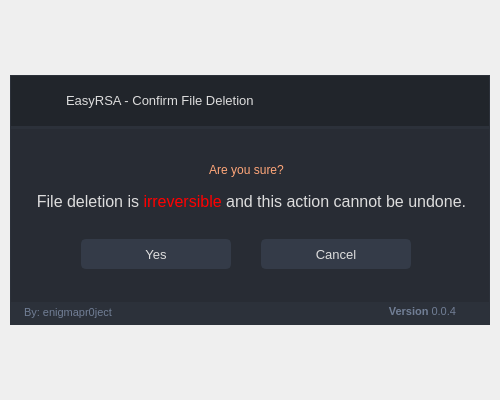
First picture: the form in UI/newConfirmDelete.ui, repository ameasere/EasyRSA, before the edit.
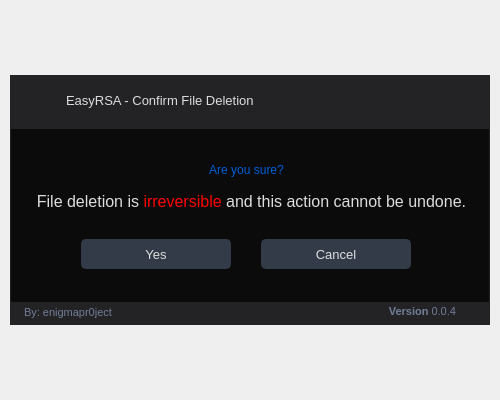
Second picture: the form after the edit. Icons and pictures are not drawn.

The edit to the form file:
```diff
--- a/UI/newConfirmDelete.ui
+++ b/UI/newConfirmDelete.ui
@@ -60,27 +60,27 @@
 
 /* /////////////////////////////////////////////////////////////////////////////////////////////////
 Bg App */
-#bgApp {	
-	background-color: rgb(40, 44, 52);
-	border: 1px solid rgb(44, 49, 58);
+#bgApp {
+	background-color: rgb(11,11,11);
+	border: 1px solid rgb(35,35,38);
 }
 
 /* /////////////////////////////////////////////////////////////////////////////////////////////////
 Left Menu */
-#leftMenuBg {	
-	background-color: rgb(33, 37, 43);
+#leftMenuBg {
+	background-color: rgb(35,35,38);
 }
 #topLogo {
-	background-color: rgb(33, 37, 43);
+	background-color: rgb(35,35,38);
 	background-image: url(:/images/images/images/RSA30x30.png);
 	background-position: center;
 	background-repeat: no-repeat;
 }
 #titleLeftApp { font: 63 12pt &quot;Segoe UI Semibold&quot;; }
-#titleLeftDescription { font: 8pt &quot;Segoe UI&quot;; color: rgb(249, 203, 147); }
+#titleLeftDescription { font: 8pt &quot;Segoe UI&quot;; color: rgb(32, 124, 245); }
 
 /* MENUS */
-#topMenu .QPushButton {	
+#topMenu .QPushButton {
 	background-position: left center;
     background-repeat: no-repeat;
 	border: none;
@@ -96,7 +96,7 @@
 	background-color: rgb(249, 203, 147);
 	color: rgb(255, 255, 255);
 }
-#bottomMenu .QPushButton {	
+#bottomMenu .QPushButton {
 	background-position: left center;
     background-repeat: no-repeat;
 	border: none;
@@ -113,7 +113,7 @@
 	color: rgb(255, 255, 255);
 }
 #leftMenuFrame{
-	border-top: 3px solid rgb(44, 49, 58);
+	border-top: 3px solid rgb(35,35,38);
 }
 
 /* Toggle Button */
@@ -140,11 +140,11 @@
 
 /* /////////////////////////////////////////////////////////////////////////////////////////////////
 Extra Tab */
-#extraLeftBox {	
-	background-color: rgb(44, 49, 58);
+#extraLeftBox {
+	background-color: rgb(35,35,38);
 }
 #extraTopBg {
-	background-color: rgb(249, 203, 147);
+	background-color: rgb(32, 124, 245);
 }
 
 /* Icon */
@@ -164,7 +164,7 @@
 
 /* Extra Content */
 #extraContent{
-	border-top: 3px solid rgb(40, 44, 52);
+	border-top: 3px solid rgb(11,11,11);
 }
 
 /* Extra Top Menus */
@@ -187,11 +187,11 @@
 
 /* /////////////////////////////////////////////////////////////////////////////////////////////////
 Content App */
-#contentTopBg{	
-	background-color: rgb(33, 37, 43);
+#contentTopBg{
+	background-color: rgb(35,35,38);
 }
 #contentBottom{
-	border-top: 3px solid rgb(44, 49, 58);
+	border-top: 3px solid rgb(35,35,38);
 }
 
 /* Top Buttons */
@@ -200,16 +200,16 @@
 #rightButtons .QPushButton:pressed { background-color: rgb(23, 26, 30); border-style: solid; border-radius: 4px; }
 
 /* Theme Settings */
-#extraRightBox { background-color: rgb(44, 49, 58); }
-#themeSettingsTopDetail { background-color: rgb(249, 203, 147); }
+#extraRightBox { background-color: rgb(35,35,38); }
+#themeSettingsTopDetail { background-color: rgb(32, 124, 245); }
 
 /* Bottom Bar */
-#bottomBar { background-color: rgb(44, 49, 58); }
+#bottomBar { background-color: rgb(35,35,38); }
 #bottomBar QLabel { font-size: 11px; color: rgb(113, 126, 149); padding-left: 10px; padding-right: 10px; padding-bottom: 2px; }
 
 /* CONTENT SETTINGS */
 /* MENUS */
-#contentSettings .QPushButton {	
+#contentSettings .QPushButton {
 	background-position: left center;
     background-repeat: no-repeat;
 	border: none;
@@ -228,11 +228,11 @@
 
 /* /////////////////////////////////////////////////////////////////////////////////////////////////
 QTableWidget */
-QTableWidget {	
+QTableWidget {
 	background-color: transparent;
 	padding: 10px;
 	border-radius: 5px;
-	gridline-color: rgb(44, 49, 58);
+	gridline-color: rgb(35,35,38);
 	border-bottom: 1px solid rgb(44, 49, 60);
 }
 QTableWidget::item{
@@ -242,23 +242,23 @@
 	gridline-color: rgb(44, 49, 60);
 }
 QTableWidget::item:selected{
-	background-color: rgb(249, 203, 147);
+	background-color: rgb(32, 124, 245);
 }
 QHeaderView::section{
-	background-color: rgb(33, 37, 43);
+	background-color: rgb(35,35,38);
 	max-width: 30px;
-	border: 1px solid rgb(44, 49, 58);
+	border: 1px solid rgb(35,35,38);
 	border-style: none;
     border-bottom: 1px solid rgb(44, 49, 60);
     border-right: 1px solid rgb(44, 49, 60);
 }
-QTableWidget::horizontalHeader {	
-	background-color: rgb(33, 37, 43);
+QTableWidget::horizontalHeader {
+	background-color: rgb(35,35,38);
 }
 QHeaderView::section:horizontal
 {
-    border: 1px solid rgb(33, 37, 43);
-	background-color: rgb(33, 37, 43);
+    border: 1px solid rgb(35,35,38);
+	background-color: rgb(35,35,38);
 	padding: 3px;
 	border-top-left-radius: 7px;
     border-top-right-radius: 7px;
@@ -271,12 +271,12 @@
 /* /////////////////////////////////////////////////////////////////////////////////////////////////
 LineEdit */
 QLineEdit {
-	background-color: rgb(33, 37, 43);
+	background-color: rgb(35,35,38);
 	border-radius: 5px;
-	border: 2px solid rgb(33, 37, 43);
+	border: 2px solid rgb(35,35,38);
 	padding-left: 10px;
 	selection-color: rgb(255, 255, 255);
-	selection-background-color: rgb(255, 166, 121);
+	selection-background-color: rgb(0,94,217);
 }
 QLineEdit:hover {
 	border: 2px solid rgb(64, 71, 88);
@@ -292,7 +292,7 @@
 	border-radius: 5px;
 	padding: 10px;
 	selection-color: rgb(255, 255, 255);
-	selection-background-color: rgb(255, 166, 121);
+	selection-background-color: rgb(0,94,217);
 }
 QPlainTextEdit  QScrollBar:vertical {
     width: 8px;
@@ -317,7 +317,7 @@
 	border-radius: 0px;
 }
 QScrollBar::handle:horizontal {
-    background: rgb(249, 203, 147);
+    background: rgb(32, 124, 245);
     min-width: 25px;
 	border-radius: 4px;
 }
@@ -354,8 +354,8 @@
     margin: 21px 0 21px 0;
 	border-radius: 0px;
  }
- QScrollBar::handle:vertical {	
-	background: rgb(249, 203, 147);
+ QScrollBar::handle:vertical {
+	background: rgb(32, 124, 245);
     min-height: 25px;
 	border-radius: 4px;
  }
@@ -399,7 +399,7 @@
 }
 QCheckBox::indicator:checked {
     background: 3px solid rgb(52, 59, 72);
-	border: 3px solid rgb(52, 59, 72);	
+	border: 3px solid rgb(52, 59, 72);
 	background-image: url(:/icons/images/icons/cil-check-alt.png);
 }
 
@@ -417,7 +417,7 @@
 }
 QRadioButton::indicator:checked {
     background: 3px solid rgb(94, 106, 130);
-	border: 3px solid rgb(52, 59, 72);	
+	border: 3px solid rgb(52, 59, 72);
 }
 
 /* /////////////////////////////////////////////////////////////////////////////////////////////////
@@ -425,7 +425,7 @@
 QComboBox{
 	background-color: rgb(27, 29, 35);
 	border-radius: 5px;
-	border: 2px solid rgb(33, 37, 43);
+	border: 2px solid rgb(35,35,38);
 	padding: 5px;
 	padding-left: 10px;
 }
@@ -435,19 +435,19 @@
 QComboBox::drop-down {
 	subcontrol-origin: padding;
 	subcontrol-position: top right;
-	width: 25px; 
+	width: 25px;
 	border-left-width: 3px;
 	border-left-color: rgba(39, 44, 54, 150);
 	border-left-style: solid;
 	border-top-right-radius: 3px;
-	border-bottom-right-radius: 3px;	
+	border-bottom-right-radius: 3px;
 	background-image: url(:/icons/images/icons/cil-arrow-bottom.png);
 	background-position: center;
 	background-repeat: no-repeat;
  }
 QComboBox QAbstractItemView {
-	color: rgb(255, 166, 121);
-	background-color: rgb(33, 37, 43);
+	color: rgb(0,94,217);
+	background-color: rgb(35,35,38);
 	padding: 10px;
 	selection-background-color: rgb(39, 44, 54);
 }
@@ -464,7 +464,7 @@
 	background-color: rgb(55, 62, 76);
 }
 QSlider::handle:horizontal {
-    background-color: rgb(249, 203, 147);
+    background-color: rgb(32, 124, 245);
     border: none;
     height: 10px;
     width: 10px;
@@ -488,7 +488,7 @@
 	background-color: rgb(55, 62, 76);
 }
 QSlider::handle:vertical {
-    background-color: rgb(249, 203, 147);
+    background-color: rgb(32, 124, 245);
 	border: none;
     height: 10px;
     width: 10px;
@@ -504,8 +504,8 @@
 
 /* /////////////////////////////////////////////////////////////////////////////////////////////////
 CommandLinkButton */
-QCommandLinkButton {	
-	color: rgb(255, 166, 121);
+QCommandLinkButton {
+	color: rgb(0,94,217);
 	border-radius: 5px;
 	padding: 5px;
 }
@@ -522,7 +522,7 @@
 Button */
 #pagesContainer QPushButton {
 	border: 2px solid rgb(52, 59, 72);
-	border-radius: 5px;	
+	border-radius: 5px;
 	background-color: rgb(52, 59, 72);
 }
 #pagesContainer QPushButton:hover {
@@ -532,11 +532,7 @@
 #pagesContainer QPushButton:pressed {	
 	background-color: rgb(35, 40, 49);
 	border: 2px solid rgb(43, 50, 61);
-}
-
-
-
-</string>
+}</string>
    </property>
    <layout class="QVBoxLayout" name="appMargins">
     <property name="spacing">
@@ -1116,7 +1112,7 @@
                         </rect>
                        </property>
                        <property name="styleSheet">
-                        <string notr="true">font: 14pt &quot;Segoe UI&quot;; color: rgb(255, 166, 121);</string>
+                        <string notr="true">font: 14pt &quot;Segoe UI&quot;; color: rgb(0,94,217);</string>
                        </property>
                        <property name="lineWidth">
                         <number>1</number>
```
Left out of the diff: 50 changed lines with no effect on the pictures.
